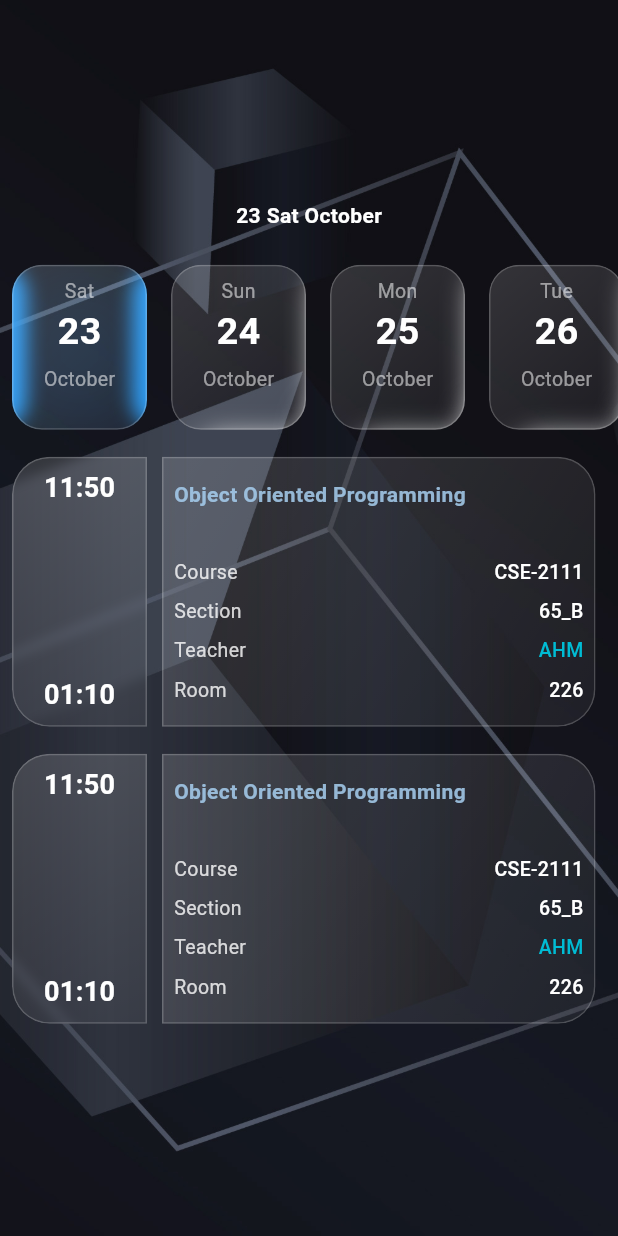
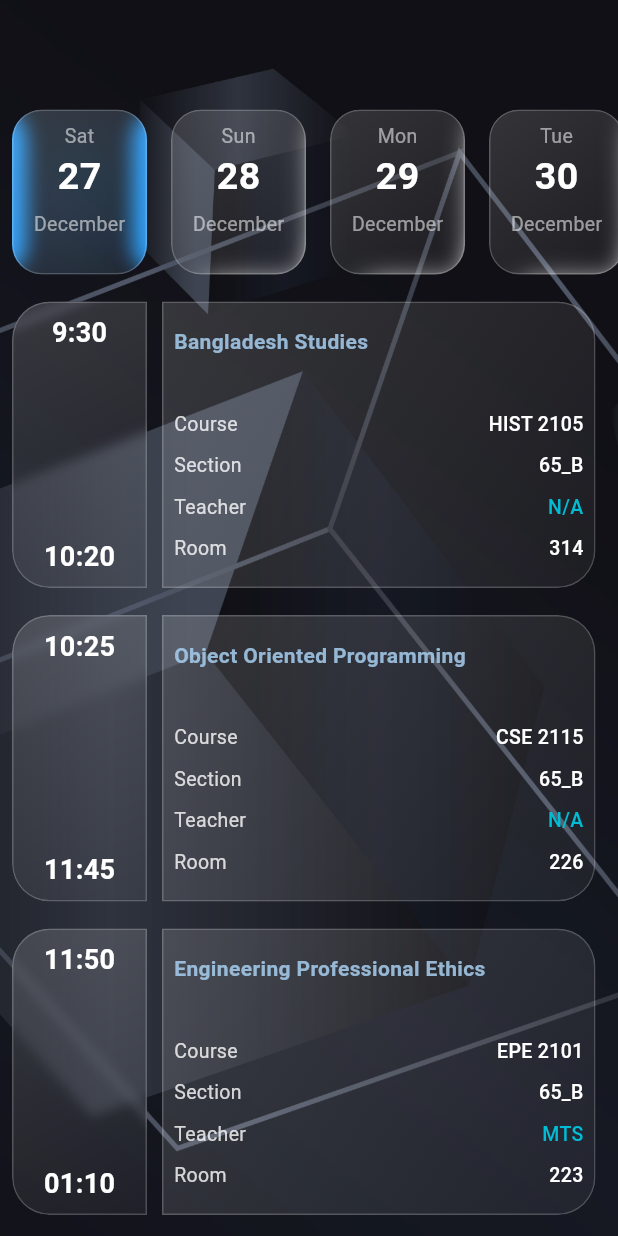
Before and after one commit to Redooyyy/CityU_Student_Portal, a Flutter app: the HomePage screen opened directly, after a tap on "Sat", on a phone screen of 412 x 824 dp. Run offline on Flutter 3.47's test engine with Material 3 defaults, Android fonts, the phone set to English and light mode, and no system bars; our stand-ins replace loading_animation_widget; missing offline and left inert: chip_list, cool_dropdown.

Commit message:
Dummy data added and fetch to the widget

```diff
--- /dev/null
+++ b/assets/data/dummy.json
@@ -0,0 +1,162 @@
+{
+  "class_routine": {
+    "Sat": [
+      {
+        "courseTitle": "Bangladesh Studies",
+        "courseCode": "HIST 2105",
+        "teacher": "N/A",
+        "section": "65_B",
+        "room": "314",
+        "start_time": "9:30",
+        "end_time": "10:20"
+      },
+      {
+        "courseTitle": "Engineering Professional Ethics",
+        "courseCode": "EPE 2101",
+        "teacher": "MTS",
+        "section": "65_B",
+        "room": "423",
+        "start_time": "11:50",
+        "end_time": "01:10"
+      },
+      {
+        "courseTitle": "Engineering Drawing Laboratory",
+        "courseCode": "CE 2104",
+        "teacher": "N/A",
+        "section": "65_B",
+        "room": "418",
+        "start_time": "01:30",
+        "end_time": "04:20"
+      }
+    ],
+    "Sun": [
+      {
+        "courseTitle": "Digital Logic Design",
+        "courseCode": "CSE 2111",
+        "teacher": "SM",
+        "section": "65_B",
+        "room": "132",
+        "start_time": "9:30",
+        "end_time": "10:20"
+      },
+      {
+        "courseTitle": "Digital Logic Design Laboratory",
+        "courseCode": "CSE 2112",
+        "teacher": "SM",
+        "section": "65_B",
+        "room": "423",
+        "start_time": "11:50",
+        "end_time": "01:10"
+      },
+      {
+        "courseTitle": "Linear Algebra, Laplace Transformation and Fourier Analysis",
+        "courseCode": "MATH 2105",
+        "teacher": "APR",
+        "section": "65_B",
+        "room": "314",
+        "start_time": "01:30",
+        "end_time": "02:50"
+      },
+      {
+        "courseTitle": "Object Oriented Programming",
+        "courseCode": "CSE 2115",
+        "teacher": "MAI",
+        "section": "65_B",
+        "room": "226",
+        "start_time": "03:00",
+        "end_time": "04:20"
+      }
+    ],
+    "Mon": [
+      {
+        "courseTitle": "Bangladesh Studies",
+        "courseCode": "HIST 2105",
+        "teacher": "N/A",
+        "section": "65_B",
+        "room": "314",
+        "start_time": "9:30",
+        "end_time": "10:20"
+      },
+      {
+        "courseTitle": "Object Oriented Programming",
+        "courseCode": "CSE 2115",
+        "teacher": "N/A",
+        "section": "65_B",
+        "room": "226",
+        "start_time": "10:25",
+        "end_time": "11:45"
+      },
+      {
+        "courseTitle": "Engineering Professional Ethics",
+        "courseCode": "EPE 2101",
+        "teacher": "MTS",
+        "section": "65_B",
+        "room": "223",
+        "start_time": "11:50",
+        "end_time": "01:10"
+      },
+      {
+        "courseTitle": "Discrete Mathematics",
+        "courseCode": "CSE 2117",
+        "teacher": "MAM",
+        "section": "65_B",
+        "room": "230",
+        "start_time": "10:25",
+        "end_time": "11:45"
+      }
+    ],
+    "Tue": [
+      {
+        "courseTitle": "Digital Logic Design",
+        "courseCode": "CSE 2111",
+        "teacher": "SM",
+        "section": "65_B",
+        "room": "132",
+        "start_time": "9:30",
+        "end_time": "10:20"
+      },
+      {
+        "courseTitle": "Object Oriented Programming Laboratory",
+        "courseCode": "CSE 2116",
+        "teacher": "IJM",
+        "section": "65_B",
+        "room": "221",
+        "start_time": "10:25",
+        "end_time": "01:10"
+      },
+      {
+        "courseTitle": "Linear Algebra, Laplace Transformation and Fourier Analysis",
+        "courseCode": "MATH 2105",
+        "teacher": "APR",
+        "section": "65_B",
+        "room": "223",
+        "start_time": "01:30",
+        "end_time": "02:50"
+      },
+      {
+        "courseTitle": "Object Oriented Programming",
+        "courseCode": "CSE 2115",
+        "teacher": "MAI",
+        "section": "65_B",
+        "room": "226",
+        "start_time": "03:00",
+        "end_time": "04:20"
+      }
+    ],
+    "Wed": [
+      {
+        "Class": "None"
+      }
+    ],
+    "Thu": [
+      {
+        "Class": "None"
+      }
+    ],
+    "Fri": [
+      {
+        "Class": "None"
+      }
+    ]
+  }
+}
--- a/lib/custom_components/routine_card.dart
+++ b/lib/custom_components/routine_card.dart
@@ -23,7 +23,7 @@ class RoutineCard {
   });
 
   Widget card() {
-    double cardHeight = 180;
+    double cardHeight = 191;
     return Row(
       children: [
         Expanded(
--- /dev/null
+++ b/lib/database/testing_data.dart
@@ -0,0 +1,13 @@
+import 'dart:convert';
+
+import 'package:flutter/services.dart';
+
+class TestingData {
+  static Future<Map<String, dynamic>> loadRoutine() async {
+    final String jString = await rootBundle.loadString(
+      "assets/data/dummy.json",
+    );
+    final routineData = jsonDecode(jString);
+    return routineData["class_routine"];
+  }
+}
--- /dev/null
+++ b/lib/helpers/helper_functions.dart
@@ -0,0 +1,36 @@
+class HelperFunctions {
+  static const List<String> weekDays = [
+    'Mon',
+    'Tue',
+    'Wed',
+    'Thu',
+    'Fri',
+    'Sat',
+    'Sun',
+  ];
+
+  static const List<String> months = [
+    'January',
+    'February',
+    'March',
+    'April',
+    'May',
+    'June',
+    'July',
+    'August',
+    'September',
+    'October',
+    'November',
+    'December',
+  ];
+
+  Map<String, String> getDateInfo({int offsetDays = 0}) {
+    final date = DateTime.now().add(Duration(days: offsetDays));
+
+    return {
+      'day': weekDays[date.weekday - 1],
+      'date': date.day.toString(),
+      'month': months[date.month - 1],
+    };
+  }
+}
--- a/lib/pages/home_page.dart
+++ b/lib/pages/home_page.dart
@@ -3,17 +3,17 @@ import 'package:cityu_student_protal/custom_components/date_weak_chip.dart';
 import 'package:cityu_student_protal/custom_components/routine_card.dart';
 import 'package:cityu_student_protal/custom_widget/glass_container2.dart';
 import 'package:cityu_student_protal/custom_widget/glassy_container.dart';
+import 'package:cityu_student_protal/database/testing_data.dart';
+import 'package:cityu_student_protal/helpers/helper_functions.dart';
 import 'package:flutter/material.dart';
 import 'package:flutter/rendering.dart';
 
 class HomePage extends StatefulWidget {
   bool selected = false;
-  final List<String> date = ["23", "24", "25", "26", "27", "28", "29", "30"];
-  final List<String> week = ["Sat", "Sun", "Mon", "Tue", "Wed", "Thu", "Fri"];
-  final String month = "October";
-  String? s;
-  int selectedIndex = -1;
-
+  Map<String, String>? dateTimeInfo;
+  String? month;
+  final List<String> week = ['Mon', 'Tue', 'Wed', 'Thu', 'Fri', 'Sat', 'Sun'];
+  final List<String> date = ["27", "28", "29", "30", "31", "01", "02"];
   HomePage({super.key});
 
   @override
@@ -21,6 +21,33 @@ class HomePage extends StatefulWidget {
 }
 
 class _HomePageState extends State<HomePage> {
+  String? s;
+  String? currentDay;
+  int selectedIndex = 0;
+  Map<String, dynamic>? routine;
+
+  Future<void> loadData() async {
+    final data = await TestingData.loadRoutine();
+    setState(() {
+      routine = data;
+      print(routine);
+    });
+  }
+
+  @override
+  void initState() {
+    // TODO: implement initState
+    super.initState();
+    widget.dateTimeInfo = HelperFunctions().getDateInfo();
+    currentDay = widget.dateTimeInfo!['day'];
+    // selectedIndex = widget.week.indexOf(currentDay!);
+    // if (selectedIndex == -1) {
+    //   selectedIndex = 0; // fallback
+    // }
+
+    loadData();
+  }
+
   @override
   Widget build(BuildContext context) {
     return Scaffold(
@@ -35,53 +62,36 @@ class _HomePageState extends State<HomePage> {
               ),
             ),
           ),
-
-          // Cancel(
-          //   onTab: () {
-          //     print("Cancel");
-          //   },
-          //   animation: false,
-          // ).cancelButton(),
-
           //customCard
           Column(
             mainAxisAlignment: MainAxisAlignment.center,
             children: [
-              //NOTE:For debugging purpose
-              if (widget.s != null)
-                Text(
-                  widget.s!,
-                  style: TextStyle(
-                    color: Colors.white,
-                    fontSize: 14,
-                    fontWeight: FontWeight.w700,
-                  ),
-                ),
-              const SizedBox(height: 15),
+              const SizedBox(height: 65),
               Center(
                 child: SizedBox(
                   height: 126,
                   child: ListView.builder(
                     scrollDirection: Axis.horizontal,
-                    itemCount: widget.week.length,
+                    itemCount: 7,
                     itemBuilder: (context, index) {
+                      final dates7 = HelperFunctions().getDateInfo(
+                        offsetDays: index,
+                      );
+                      String week7 = dates7["day"]!;
+                      String date7 = dates7["date"]!;
+                      String month7 = dates7["month"]!;
                       return DateWeakChip(
-                        selected: widget.selectedIndex == index,
+                        selected: selectedIndex == index,
                         sigmaX: 0,
                         sigmaY: 0,
-                        day: widget.week[index],
-                        date: widget.date[index],
-                        month: widget.month,
+                        day: week7,
+                        date: date7,
+                        month: month7,
                         onTab: () {
                           setState(() {
-                            widget.selectedIndex = index;
+                            selectedIndex = index;
                             print(widget.date[index]);
-                            widget.s =
-                                widget.date[index] +
-                                " " +
-                                widget.week[index] +
-                                " " +
-                                widget.month;
+                            currentDay = widget.week[index];
                           });
                         },
                       ).myCard();
@@ -89,31 +99,34 @@ class _HomePageState extends State<HomePage> {
                   ),
                 ),
               ),
-              RoutineCard(
-                startTime: "11:50",
-                endTime: "01:10",
-                courseTitle: "Object Oriented Programming",
-                courseCode: "CSE-2111",
-                section: "65_B",
-                teacherName: "AHM",
-                roomNumber: "226",
-                onTab: () {
-                  print("Hehe");
-                },
-              ).card(),
 
-              RoutineCard(
-                startTime: "11:50",
-                endTime: "01:10",
-                courseTitle: "Object Oriented Programming",
-                courseCode: "CSE-2111",
-                section: "65_B",
-                teacherName: "AHM",
-                roomNumber: "226",
-                onTab: () {
-                  print("Hehe");
-                },
-              ).card(),
+              Expanded(
+                child: ListView.builder(
+                  scrollDirection: Axis.vertical,
+                  itemCount: routine![currentDay].length,
+
+                  //BUG:Wednesday, Thursday and Friday class off values must be handle
+                  itemBuilder: (context, index) {
+                    final course = routine![currentDay][index];
+                    final bool lol = routine!.containsKey("Class");
+                    return lol
+                        ? Text("Holiday")
+                        : RoutineCard(
+                            startTime: course["start_time"],
+                            endTime: course["end_time"],
+                            courseTitle: course["courseTitle"],
+                            courseCode: course["courseCode"],
+                            section: course["section"],
+                            teacherName: course["teacher"],
+                            roomNumber: course["room"],
+                            onTab: () {
+                              print("tabbed");
+                              print(course["teacher"]);
+                            },
+                          ).card();
+                  },
+                ),
+              ),
             ],
           ),
         ],
--- a/pubspec.yaml
+++ b/pubspec.yaml
@@ -65,6 +65,7 @@ flutter:
     - assets/images/backgroundTest.jpeg
     - assets/images/university.png
     - assets/images/homeBackground.jpg
+    - assets/data/dummy.json
   #   - images/a_dot_ham.jpeg
 
   # An image asset can refer to one or more resolution-specific "variants", see
```
